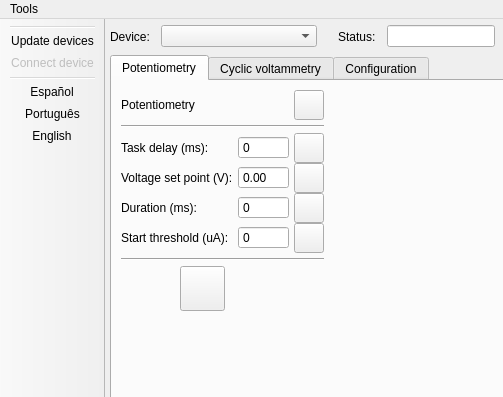
Old version of the form app/resources/ui/mainWindow.ui in the repository Jaimead7/Potentiostat; both pictures show x 0 to 503 and y 0 to 397 of the 1065 by 614 pixel window.
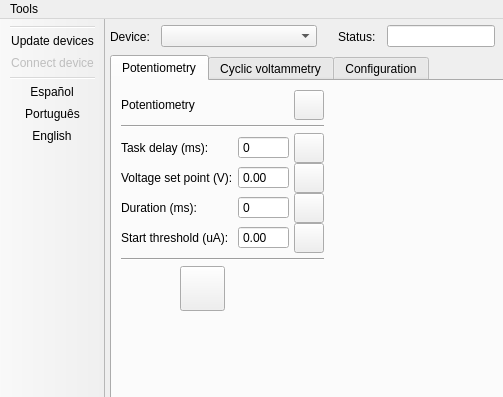
New version of the form. The open tabs and pages were chosen to show the change. Icons and pictures are not drawn.

What changed in the file:
```diff
--- a/app/resources/ui/mainWindow.ui
+++ b/app/resources/ui/mainWindow.ui
@@ -377,16 +377,6 @@
                 </property>
                </widget>
               </item>
-              <item row="3" column="2">
-               <widget class="QSpinBox" name="ptThresholdValue">
-                <property name="buttonSymbols">
-                 <enum>QAbstractSpinBox::NoButtons</enum>
-                </property>
-                <property name="maximum">
-                 <number>999</number>
-                </property>
-               </widget>
-              </item>
               <item row="1" column="0">
                <widget class="QLabel" name="label_3">
                 <property name="text">
@@ -455,6 +445,22 @@
                 </property>
                </widget>
               </item>
+              <item row="3" column="2">
+               <widget class="QDoubleSpinBox" name="ptThresholdValue">
+                <property name="buttonSymbols">
+                 <enum>QAbstractSpinBox::NoButtons</enum>
+                </property>
+                <property name="minimum">
+                 <double>-9.990000000000000</double>
+                </property>
+                <property name="maximum">
+                 <double>9.990000000000000</double>
+                </property>
+                <property name="singleStep">
+                 <double>0.010000000000000</double>
+                </property>
+               </widget>
+              </item>
              </layout>
             </item>
             <item>
```
Left out of the diff: 6 changed lines with no effect on the pictures.
